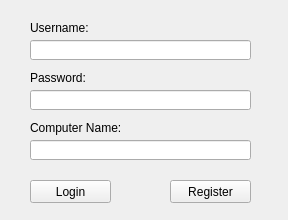
Above: C++/Main/src/userinfoform.ui from DiegoArmando/TexDump before the change. Below: the same form after it.
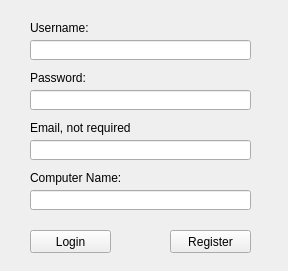
That is the form after the change.

Commit message: Added Drop Down box to Main Window

Diff of the .ui file:
```diff
--- a/C++/Main/src/userinfoform.ui
+++ b/C++/Main/src/userinfoform.ui
@@ -7,7 +7,7 @@
     <x>0</x>
     <y>0</y>
     <width>288</width>
-    <height>220</height>
+    <height>271</height>
    </rect>
   </property>
   <property name="windowTitle">
@@ -37,7 +37,7 @@
    <property name="geometry">
     <rect>
      <x>170</x>
-     <y>180</y>
+     <y>230</y>
      <width>81</width>
      <height>23</height>
     </rect>
@@ -76,7 +76,7 @@
    <property name="geometry">
     <rect>
      <x>30</x>
-     <y>120</y>
+     <y>170</y>
      <width>111</width>
      <height>16</height>
     </rect>
@@ -89,7 +89,7 @@
    <property name="geometry">
     <rect>
      <x>30</x>
-     <y>140</y>
+     <y>190</y>
      <width>221</width>
      <height>20</height>
     </rect>
@@ -99,7 +99,7 @@
    <property name="geometry">
     <rect>
      <x>30</x>
-     <y>180</y>
+     <y>230</y>
      <width>81</width>
      <height>23</height>
     </rect>
@@ -108,6 +108,32 @@
     <string>Login</string>
    </property>
   </widget>
+  <widget class="QLineEdit" name="email_field">
+   <property name="geometry">
+    <rect>
+     <x>30</x>
+     <y>140</y>
+     <width>221</width>
+     <height>20</height>
+    </rect>
+   </property>
+   <property name="text">
+    <string/>
+   </property>
+  </widget>
+  <widget class="QLabel" name="email_lable">
+   <property name="geometry">
+    <rect>
+     <x>30</x>
+     <y>120</y>
+     <width>101</width>
+     <height>16</height>
+    </rect>
+   </property>
+   <property name="text">
+    <string>Email, not required:</string>
+   </property>
+  </widget>
  </widget>
  <resources/>
  <connections/>
```
The commit also changes 3 other files.
